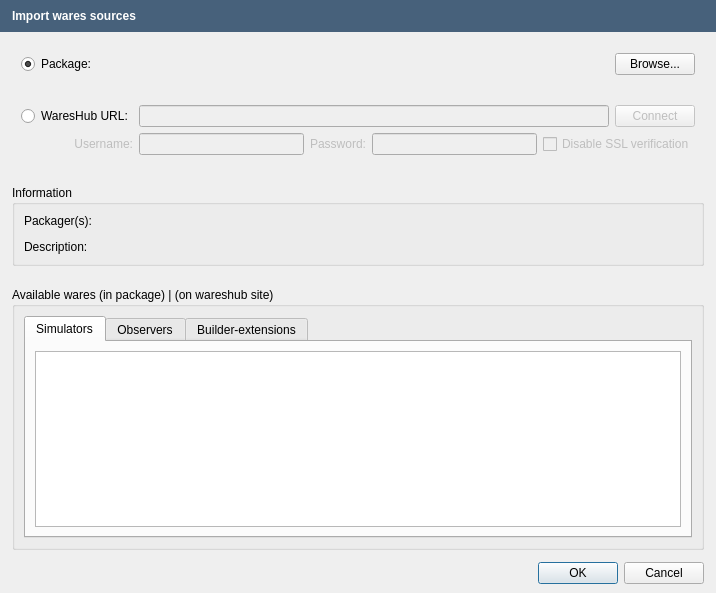
Before: the Qt Designer form src/openfluid/ui/waresdev/WaresSrcImportDialog.ui in OpenFLUID/openfluid, drawn with Qt 5.
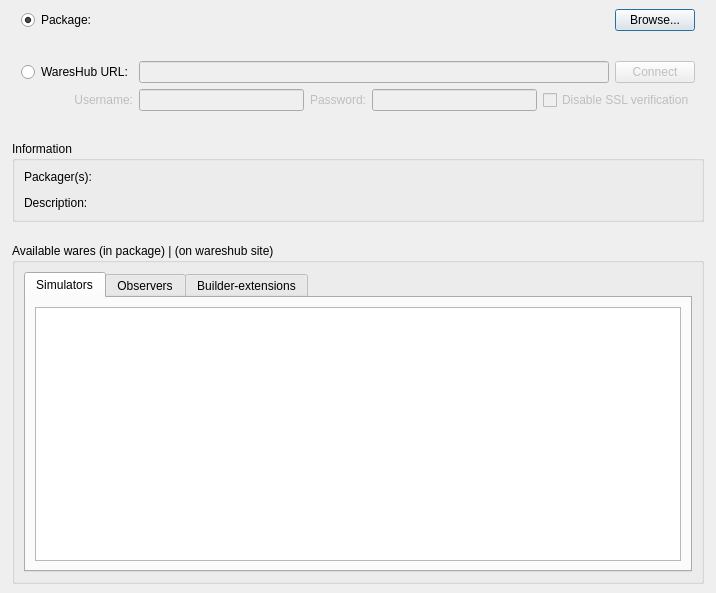
After: the same form once the commit is applied.

Commit message:
Introduction of message dialog for OpenFLUID applications
* Added MessageFrame and MessageDialog classes
* Cleaned code
* Switch to version 2.1.7~alpha1

(closes OpenFLUID/openfluid#790)

Patch:
```diff
--- a/src/openfluid/ui/waresdev/WaresSrcImportDialog.ui
+++ b/src/openfluid/ui/waresdev/WaresSrcImportDialog.ui
@@ -32,52 +32,6 @@
    <property name="bottomMargin">
     <number>9</number>
    </property>
-   <item>
-    <widget class="QFrame" name="MessageFrame">
-     <property name="sizePolicy">
-      <sizepolicy hsizetype="Preferred" vsizetype="Maximum">
-       <horstretch>0</horstretch>
-       <verstretch>0</verstretch>
-      </sizepolicy>
-     </property>
-     <property name="styleSheet">
-      <string notr="true">background-color: rgb(71,97,123);</string>
-     </property>
-     <property name="frameShape">
-      <enum>QFrame::Panel</enum>
-     </property>
-     <property name="frameShadow">
-      <enum>QFrame::Sunken</enum>
-     </property>
-     <property name="lineWidth">
-      <number>0</number>
-     </property>
-     <layout class="QHBoxLayout" name="horizontalLayout_3" stretch="0">
-      <property name="spacing">
-       <number>5</number>
-      </property>
-      <property name="leftMargin">
-       <number>12</number>
-      </property>
-      <item>
-       <layout class="QHBoxLayout" name="horizontalLayout_2">
-        <item>
-         <widget class="QLabel" name="MessageLabel">
-          <property name="styleSheet">
-           <string notr="true">color: rgb(255, 255, 255);
-font : bold;
-</string>
-          </property>
-          <property name="text">
-           <string notr="true">Import wares sources</string>
-          </property>
-         </widget>
-        </item>
-       </layout>
-      </item>
-     </layout>
-    </widget>
-   </item>
    <item>
     <layout class="QVBoxLayout" name="verticalLayout_2">
      <property name="leftMargin">
@@ -344,29 +298,6 @@
      </item>
     </layout>
    </item>
-   <item>
-    <layout class="QHBoxLayout" name="horizontalLayout_4">
-     <property name="leftMargin">
-      <number>12</number>
-     </property>
-     <property name="rightMargin">
-      <number>12</number>
-     </property>
-     <item>
-      <widget class="QDialogButtonBox" name="ButtonBox">
-       <property name="sizePolicy">
-        <sizepolicy hsizetype="Expanding" vsizetype="Fixed">
-         <horstretch>0</horstretch>
-         <verstretch>0</verstretch>
-        </sizepolicy>
-       </property>
-       <property name="standardButtons">
-        <set>QDialogButtonBox::Cancel|QDialogButtonBox::Ok</set>
-       </property>
-      </widget>
-     </item>
-    </layout>
-   </item>
   </layout>
  </widget>
  <tabstops>
```
Left out of the diff: 17 changed lines with no effect on the pictures. The commit also changes 82 other files.
